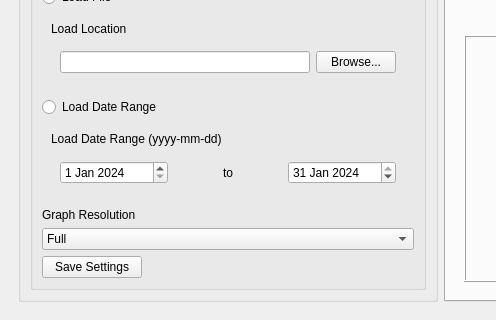
Old version of the form mainwindow.ui in the repository brennanleblanc0/QSUM-TempGui; both pictures show x 0 to 496 and y 280 to 600 of the 1547 by 600 pixel window.
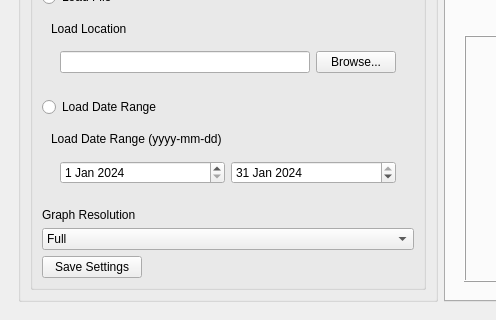
New version of the form. Custom widgets are drawn as their Qt base class.

Commit message: Remove useless label element

Diff of the .ui file:
```diff
--- a/mainwindow.ui
+++ b/mainwindow.ui
@@ -179,13 +179,6 @@
                      </property>
                     </widget>
                    </item>
-                   <item alignment="Qt::AlignHCenter">
-                    <widget class="QLabel" name="label_2">
-                     <property name="text">
-                      <string>to</string>
-                     </property>
-                    </widget>
-                   </item>
                    <item>
                     <widget class="QDateEdit" name="endDate">
                      <property name="date">
```
